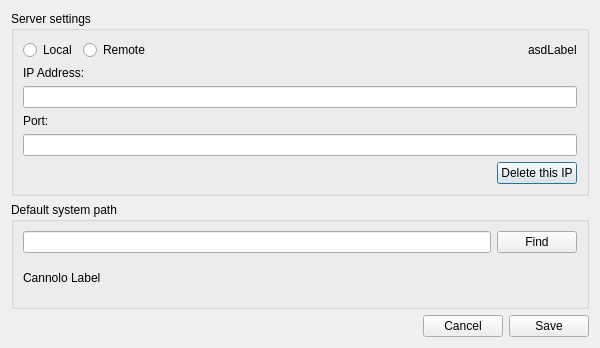
The window that assets/qt/NetworkSettingsDialog.ui (WEEE-Open/pesto) describes before a commit, drawn with Qt 5.
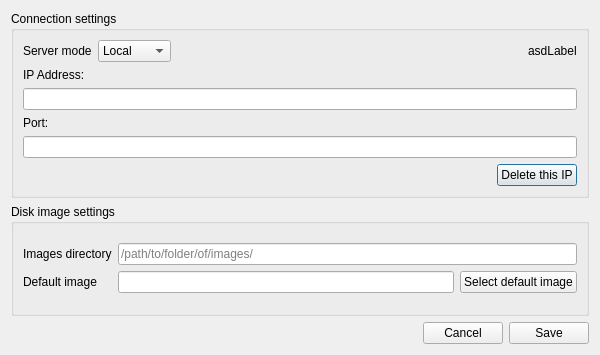
The same window after the commit.

Commit message: Changed network settings ui

What changed in the file:
```diff
--- a/assets/qt/NetworkSettingsDialog.ui
+++ b/assets/qt/NetworkSettingsDialog.ui
@@ -7,7 +7,7 @@
     <x>0</x>
     <y>0</y>
     <width>600</width>
-    <height>348</height>
+    <height>355</height>
    </rect>
   </property>
   <property name="sizePolicy">
@@ -25,7 +25,7 @@
   <property name="maximumSize">
    <size>
     <width>16777215</width>
-    <height>348</height>
+    <height>355</height>
    </size>
   </property>
   <property name="windowTitle">
@@ -37,23 +37,30 @@
      <item>
       <widget class="QGroupBox" name="networkBox">
        <property name="title">
-        <string>Server settings</string>
+        <string>Connection settings</string>
        </property>
        <layout class="QVBoxLayout" name="verticalLayout">
         <item>
          <layout class="QHBoxLayout" name="horizontalLayout_10">
           <item>
-           <widget class="QRadioButton" name="localServerRadioButton">
+           <widget class="QLabel" name="label_3">
             <property name="text">
-             <string>Local</string>
+             <string>Server mode</string>
             </property>
            </widget>
           </item>
           <item>
-           <widget class="QRadioButton" name="remoteServerRadioButton">
-            <property name="text">
-             <string>Remote</string>
-            </property>
+           <widget class="QComboBox" name="serverModeComboBox">
+            <item>
+             <property name="text">
+              <string>Local</string>
+             </property>
+            </item>
+            <item>
+             <property name="text">
+              <string>Remote</string>
+             </property>
+            </item>
            </widget>
           </item>
           <item>
@@ -130,30 +137,54 @@
    <item>
     <widget class="QGroupBox" name="groupBox">
      <property name="title">
-      <string>Default system path</string>
+      <string>Disk image settings</string>
      </property>
      <layout class="QVBoxLayout" name="verticalLayout_4">
       <item>
-       <layout class="QHBoxLayout" name="horizontalLayout_4">
-        <item>
-         <widget class="QLineEdit" name="defaultSystemLineEdit"/>
+       <layout class="QGridLayout" name="gridLayout">
+        <item row="0" column="0">
+         <widget class="QLabel" name="label">
+          <property name="text">
+           <string>Images directory</string>
+          </property>
+         </widget>
         </item>
-        <item>
+        <item row="1" column="0">
+         <widget class="QLabel" name="label_2">
+          <property name="text">
+           <string>Default image</string>
+          </property>
+         </widget>
+        </item>
+        <item row="1" column="1">
+         <widget class="QLineEdit" name="defaultImageLineEdit">
+          <property name="enabled">
+           <bool>true</bool>
+          </property>
+          <property name="readOnly">
+           <bool>true</bool>
+          </property>
+          <property name="placeholderText">
+           <string/>
+          </property>
+         </widget>
+        </item>
+        <item row="1" column="2">
          <widget class="QPushButton" name="findButton">
           <property name="text">
-           <string>Find</string>
+           <string>Select default image</string>
+          </property>
+         </widget>
+        </item>
+        <item row="0" column="1" colspan="2">
+         <widget class="QLineEdit" name="imagesDirectoryLineEdit">
+          <property name="placeholderText">
+           <string>/path/to/folder/of/images/</string>
           </property>
          </widget>
         </item>
        </layout>
       </item>
-      <item>
-       <widget class="QLabel" name="defaultSystemLabel">
-        <property name="text">
-         <string>Cannolo Label</string>
-        </property>
-       </widget>
-      </item>
      </layout>
     </widget>
    </item>
```
The commit also changes 1 other file.
